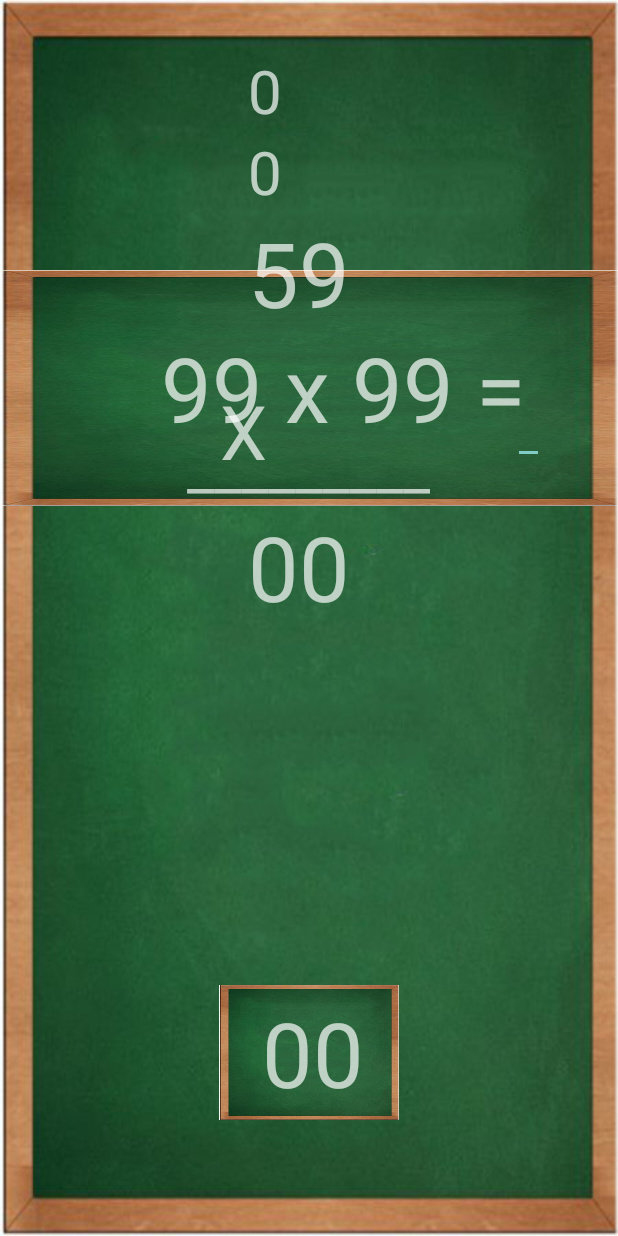
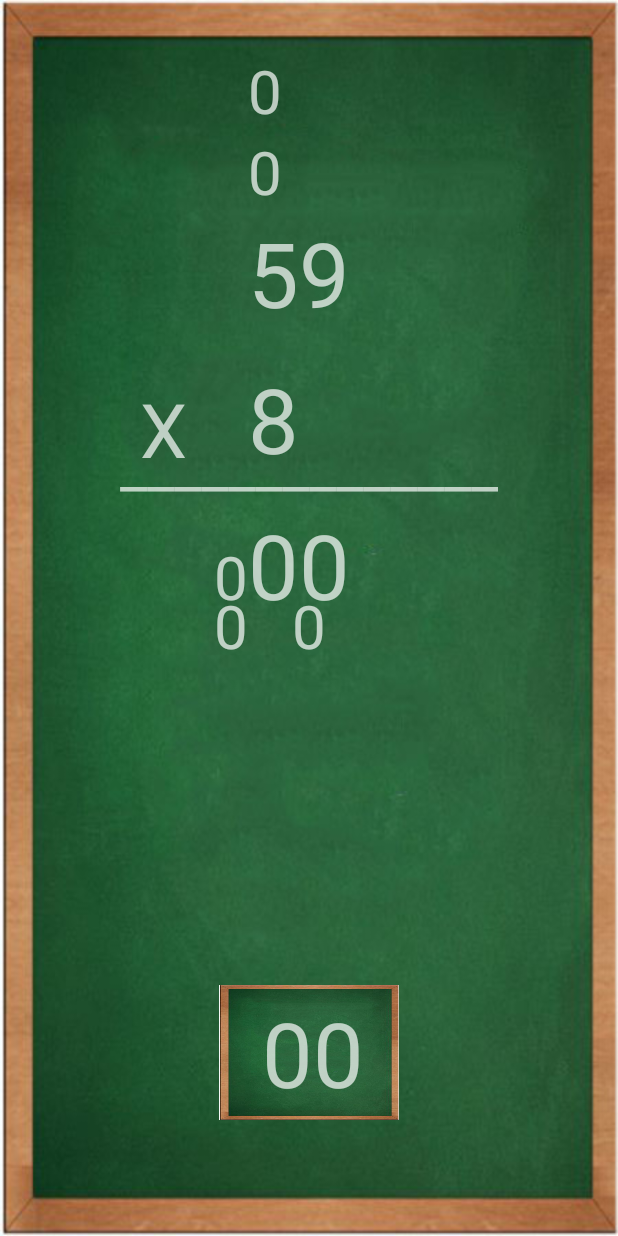
Before and after one commit to laprobacion/math, an Android app: the MultiplyActivity screen opened directly, with no data from a screen before it, on a phone screen of 412 x 824 dp. Run offline under Robolectric (Android 15) with nearby library versions, the phone set to English and light mode, and no system bars; 1 statement that could not run was skipped.

Commit message:
added 2 digs..

```diff
--- a/app/src/main/java/com/master/math/activity/MultiplyActivity.java
+++ b/app/src/main/java/com/master/math/activity/MultiplyActivity.java
@@ -6,6 +6,8 @@ import android.support.v7.app.AppCompatActivity;
 import android.os.Bundle;
 import android.view.View;
 import android.view.Window;
+import android.view.animation.CycleInterpolator;
+import android.view.animation.TranslateAnimation;
 import android.widget.EditText;
 import android.widget.RelativeLayout;
 import android.widget.TextView;
@@ -18,17 +20,19 @@ public class MultiplyActivity extends AppCompatActivity  {
 
     MultiplyProcessor processor;
     RelativeLayout parentMultiply;
-    TextView replay, newProblem;
+    TextView formulaPop;
     EditText userAns;
     @Override
     protected void onCreate(Bundle savedInstanceState) {
         super.onCreate(savedInstanceState);
         requestWindowFeature(Window.FEATURE_NO_TITLE);
         setContentView(R.layout.activity_multiply);
-        setReplay();
-        setNewProblem();
         userAns = (EditText) findViewById(R.id.userAns);
         parentMultiply = (RelativeLayout) findViewById(R.id.parentMultiply);
+        formulaPop = (TextView) findViewById(R.id.formulaPop);
+        formulaPop.setTextColor(Color.argb(255, 255, 255, 255));
+        formulaPop.setTypeface(Typeface.createFromAsset(getAssets(),"fonts/EraserDust.ttf"));
+        //MultiplyCache.getInstance().setNums(9,5,1,6);
         if(MultiplyCache.getInstance().getNums() != null){
             processor = new MultiplyProcessor(this,getAssets(),MultiplyCache.getInstance().getNums());
         }else{
@@ -39,11 +43,11 @@ public class MultiplyActivity extends AppCompatActivity  {
             @Override
             public void onClick(View v) {
                 if(processor.isPopupMultiplyVisible()) {
-                    if(validateInput()) {
+                    if(validateInput() && processor.isFormulaPopAnsCorrect()) {
                         processor.renderPopupWindow(false);
                         processor.renderAnswerWindow(true);
                     }else{
-                        Toast.makeText(MultiplyActivity.this, " Input Error ", Toast.LENGTH_SHORT).show();
+                        userAns.startAnimation(shakeError());
                     }
                 }
             }
@@ -61,31 +65,10 @@ public class MultiplyActivity extends AppCompatActivity  {
         }
         return true;
     }
-    private void setReplay(){
-        replay = (TextView) findViewById(R.id.replay);
-        replay.setTextColor(Color.argb(255, 255, 255, 255));
-        replay.setTypeface(Typeface.createFromAsset(getAssets(),"fonts/EraserDust.ttf"));
-        replay.setOnClickListener(new View.OnClickListener() {
-            @Override
-            public void onClick(View v) {
-                MultiplyCache.getInstance().setNums(processor.getNum1(),processor.getNum2(),processor.getNum3());
-                finish();
-                startActivity(getIntent());
-            }
-        });
-    }
-
-    private void setNewProblem(){
-        newProblem = (TextView) findViewById(R.id.newProblem);
-        newProblem.setTextColor(Color.argb(255, 255, 255, 255));
-        newProblem.setTypeface(Typeface.createFromAsset(getAssets(),"fonts/EraserDust.ttf"));
-        newProblem.setOnClickListener(new View.OnClickListener() {
-            @Override
-            public void onClick(View v) {
-                MultiplyCache.getInstance().setNums(null);
-                finish();
-                startActivity(getIntent());
-            }
-        });
+    public TranslateAnimation shakeError() {
+        TranslateAnimation shake = new TranslateAnimation(0, 10, 0, 0);
+        shake.setDuration(500);
+        shake.setInterpolator(new CycleInterpolator(7));
+        return shake;
     }
 }
--- a/app/src/main/res/layout/activity_multiply.xml
+++ b/app/src/main/res/layout/activity_multiply.xml
@@ -10,38 +10,46 @@
 
 
     <TextView
-        android:id="@+id/replay"
+        android:id="@+id/totalAns3"
         android:layout_width="wrap_content"
         android:layout_height="wrap_content"
-        android:text="Replay"
         android:textSize="40dp"
-        android:visibility="invisible"
-        android:layout_above="@+id/topNum2"
-        android:layout_alignParentRight="true"
-        android:layout_alignParentEnd="true"
-        android:layout_marginRight="21dp"
-        android:layout_marginEnd="21dp" />
+        android:text="0"
+        android:layout_below="@+id/finalAnswerGroup1"
+        android:layout_centerHorizontal="true" />
+
     <TextView
-        android:id="@+id/newProblem"
+        android:id="@+id/totalAns4"
         android:layout_width="wrap_content"
         android:layout_height="wrap_content"
-        android:text="New"
+        android:text="0"
         android:textSize="40dp"
-        android:visibility="invisible"
-        android:layout_below="@+id/replay"
-        android:layout_alignRight="@+id/replay"
-        android:layout_alignEnd="@+id/replay" />
+        android:layout_below="@+id/finalAnswerGroup1"
+        android:layout_alignLeft="@+id/topNum3"
+        android:layout_alignStart="@+id/topNum3" />
 
     <TextView
-        android:id="@+id/finalAnswer"
+        android:id="@+id/topNum3"
+        android:layout_width="wrap_content"
+        android:layout_height="wrap_content"
+        android:text="0"
+        android:textSize="40dp"
+        android:layout_alignBaseline="@+id/totalAns2"
+        android:layout_alignBottom="@+id/totalAns2"
+        android:layout_toLeftOf="@+id/totalAns2"
+        android:layout_toStartOf="@+id/totalAns2" />
+
+    <TextView
+        android:id="@+id/finalAnswerGroup1"
         android:layout_width="fill_parent"
         android:layout_height="wrap_content"
+        android:layout_alignParentLeft="true"
+        android:layout_alignParentStart="true"
+        android:layout_below="@+id/popupMultiply"
+        android:text="000"
         android:textAlignment="center"
-        android:visibility="invisible"
-        android:text="000"
-        android:textSize="60dp"
-        android:layout_alignBaseline="@+id/totalAns1"
-        android:layout_alignBottom="@+id/totalAns1" />
+        android:textSize="40dp"
+        android:visibility="invisible" />
 
     <TextView
         android:id="@+id/totalAns1"
@@ -111,33 +119,37 @@
         android:layout_height="fill_parent"
         android:layout_alignBottom="@+id/line"
         android:layout_marginTop="180dp"
-        android:background="@drawable/bg">
+        android:background="@drawable/bg"
+        android:visibility="invisible">
 
         <TextView
             android:id="@+id/formulaPop"
             android:layout_width="match_parent"
             android:layout_height="wrap_content"
-            android:text="99 x 99 ="
-            android:gravity="center"
-            android:textSize="60dp"
+            android:layout_alignParentLeft="true"
+            android:layout_alignParentStart="true"
+            android:layout_centerVertical="true"
             android:layout_marginLeft="46dp"
             android:layout_marginStart="46dp"
-            android:layout_centerVertical="true"
-            android:layout_alignParentLeft="true"
-            android:layout_alignParentStart="true" />
+            android:gravity="center"
+            android:text="99 x 99 ="
+            android:textSize="60dp"
+            android:visibility="invisible" />
+
         <EditText
             android:id="@+id/userAns"
             android:layout_width="wrap_content"
             android:layout_height="wrap_content"
+            android:layout_alignBaseline="@+id/formulaPop"
+            android:layout_alignBottom="@+id/formulaPop"
+            android:layout_alignParentEnd="true"
+            android:layout_alignParentRight="true"
+            android:layout_marginEnd="49dp"
+            android:layout_marginRight="49dp"
+            android:inputType="number"
             android:maxLength="2"
             android:textSize="60dp"
-            android:inputType="number"
-            android:layout_marginRight="49dp"
-            android:layout_marginEnd="49dp"
-            android:layout_alignBaseline="@+id/formulaPop"
-            android:layout_alignBottom="@+id/formulaPop"
-            android:layout_alignParentRight="true"
-            android:layout_alignParentEnd="true" />
+            android:visibility="invisible" />
     </RelativeLayout>
 
     <TextView
@@ -169,31 +181,42 @@
         android:layout_width="wrap_content"
         android:layout_height="wrap_content"
         android:textSize="50dp"
-        android:layout_marginTop="31dp"
+        android:layout_marginTop="30dp"
         android:text="X"
         android:layout_below="@+id/num1"
-        android:layout_toLeftOf="@+id/num2"
-        android:layout_toStartOf="@+id/num2"
-        android:layout_marginRight="21dp"
-        android:layout_marginEnd="21dp" />
+        android:layout_alignLeft="@+id/line"
+        android:layout_alignStart="@+id/line"
+        android:layout_marginLeft="13dp"
+        android:layout_marginStart="13dp" />
 
+    <TextView
+        android:id="@+id/num4"
+        android:layout_width="wrap_content"
+        android:layout_height="wrap_content"
+        android:layout_alignBaseline="@+id/num3"
+        android:layout_alignBottom="@+id/num3"
+        android:layout_toLeftOf="@+id/num3"
+        android:layout_toStartOf="@+id/num3"
+        android:text="8"
+        android:textSize="60dp"
+        android:visibility="visible" />
     <TextView
         android:id="@+id/num3"
         android:layout_width="wrap_content"
         android:layout_height="wrap_content"
-        android:layout_alignBottom="@+id/multiply"
-        android:layout_toEndOf="@+id/multiply"
-        android:layout_toRightOf="@+id/multiply"
         android:text="8"
         android:textSize="60dp"
-        android:visibility="invisible" />
+        android:visibility="invisible"
+        android:layout_alignBottom="@+id/multiply"
+        android:layout_toRightOf="@+id/num1"
+        android:layout_toEndOf="@+id/num1" />
 
     <TextView
         android:id="@+id/line"
         android:layout_width="wrap_content"
         android:layout_height="wrap_content"
         android:textSize="40dp"
-        android:text="_________"
+        android:text="______________"
         android:layout_marginTop="30dp"
         android:layout_alignTop="@+id/multiply"
         android:layout_centerHorizontal="true" />
```
Also changed, not shown: app/src/main/java/multiply/MultiplyListener.java (+12 -3 lines), app/src/main/java/multiply/MultiplyProcessor.java (+164 -52 lines), app/src/main/java/multiply/MultiplyStep.java (+8 -0 lines), app/src/main/java/multiply/MultiplyValidator.java (+36 -4 lines).
